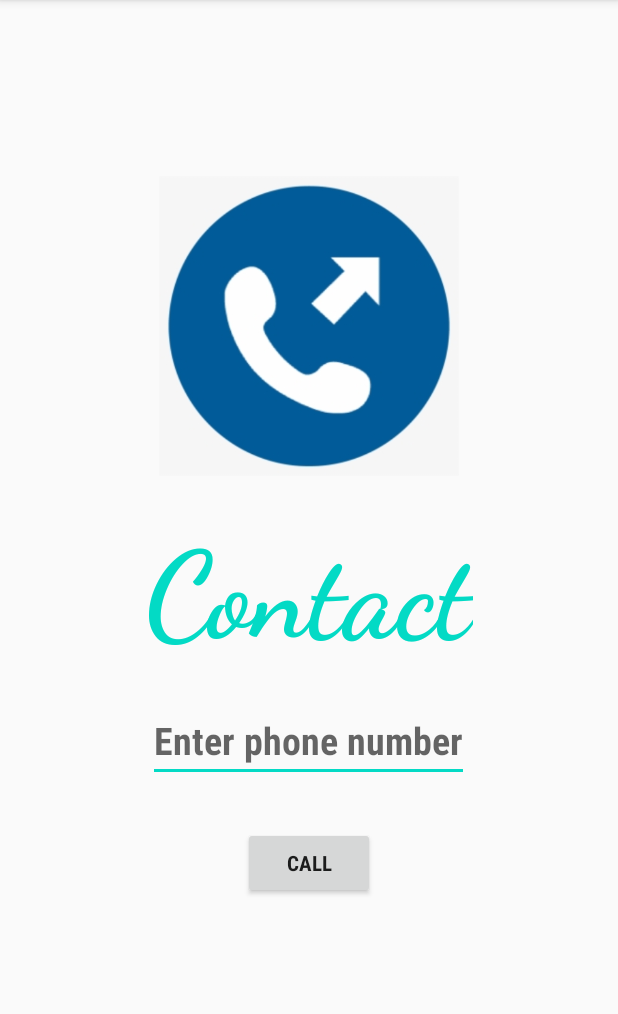
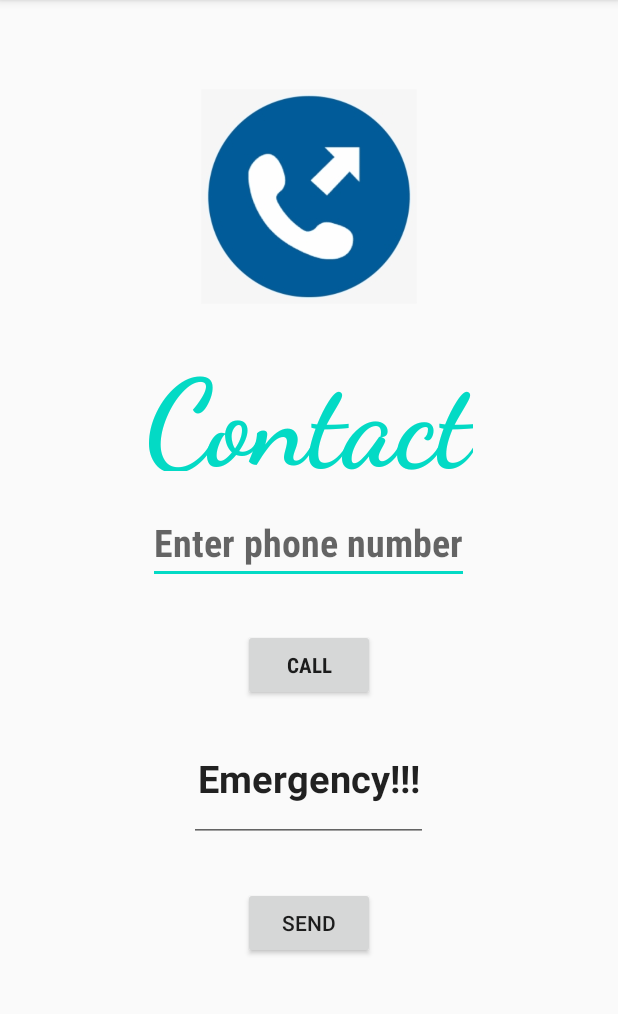
Before and after one commit to karthika251199/Aayush, an Android app: the SOS screen opened directly, with no data from a screen before it, on a phone screen of 412 x 824 dp, the part 84-1098 px from its top. Run offline under Robolectric (Android 15) with nearby library versions, the phone set to English and light mode, and no system bars; our stand-ins replace Firebase (no records; nobody signed in at launch, a user with empty details on screens opened directly).

Commit message:
msg sos commit

```diff
--- a/app/src/main/AndroidManifest.xml
+++ b/app/src/main/AndroidManifest.xml
@@ -8,6 +8,7 @@
     <uses-permission android:name="android.permission.WRITE_EXTERNAL_STORAGE" />
     <uses-permission android:name="android.permission.READ_EXTERNAL_STORAGE" />
     <uses-permission android:name="android.permission.CALL_PHONE" />
+    <uses-permission android:name="android.permission.SEND_SMS"/>
     <application
         android:allowBackup="true"
         android:icon="@mipmap/ic_launcher"
@@ -16,7 +17,7 @@
         android:supportsRtl="true"
         android:theme="@style/AppTheme">
         <activity android:name=".SOS"></activity>
-        <activity android:name=".EmergencyPhoneCall" />
+<!--        <activity android:name=".EmergencyPhoneCall" />-->
         <activity android:name=".Calendar" />
         <activity android:name=".Gridview" />
         <activity android:name=".Biometric" />
--- a/app/src/main/java/com/example/aaush/SOS.java
+++ b/app/src/main/java/com/example/aaush/SOS.java
@@ -10,7 +10,9 @@ import android.Manifest;
 import android.content.Intent;
 import android.content.pm.PackageManager;
 import android.net.Uri;
+import android.os.Build;
 import android.os.Bundle;
+import android.telephony.SmsManager;
 import android.view.View;
 import android.widget.Button;
 import android.widget.EditText;
@@ -25,10 +27,11 @@ import com.google.firebase.firestore.FirebaseFirestoreException;
 
 public class SOS extends AppCompatActivity {
     private static final int REQUEST_CALL=1;
-    private EditText mEditTextNumber;
+    private EditText mEditTextNumber,message;
     FirebaseFirestore fStore;
     FirebaseAuth fAuth;
     String userID;
+    private Button send;
 
 
     @Override
@@ -37,6 +40,8 @@ public class SOS extends AppCompatActivity {
         setContentView(R.layout.activity_s_o_s);
 
         mEditTextNumber = findViewById(R.id.phone);
+        message = findViewById(R.id.msg);
+        send = findViewById(R.id.bt_msg);
         Button bt_call = findViewById(R.id.bt_call);
 
         fAuth = FirebaseAuth.getInstance();
@@ -58,6 +63,20 @@ public class SOS extends AppCompatActivity {
             @Override
             public void onClick(View view) {
                 makePhoneCall();
+            }
+        });
+        send.setOnClickListener(new View.OnClickListener() {
+            @Override
+            public void onClick(View v) {
+
+                if(Build.VERSION.SDK_INT >= Build.VERSION_CODES.M) {
+
+                    if (checkSelfPermission(Manifest.permission.SEND_SMS) == PackageManager.PERMISSION_GRANTED) {
+                        sendSMS();
+                    }else {
+                        requestPermissions(new String[] {Manifest.permission.SEND_SMS},1);
+                    }
+                }
             }
         });
 
@@ -92,4 +111,21 @@ public class SOS extends AppCompatActivity {
             }
         }
     }
+
+    private void sendSMS () {
+        String phoneNo = mEditTextNumber.getText().toString().trim();
+        String sms = message.getText().toString().trim();
+
+        try {
+            SmsManager smsManager=SmsManager.getDefault();
+            smsManager.sendTextMessage(phoneNo,null, sms,null,null);
+            Toast.makeText(this, "Message is sent",Toast.LENGTH_SHORT).show();
+        } catch (Exception e)
+        {
+            e.printStackTrace();
+            Toast.makeText(this, "Faied to send msg",Toast.LENGTH_SHORT).show();
+        }
+
+
+    }
 }
--- a/app/src/main/res/layout/activity_calendar.xml
+++ b/app/src/main/res/layout/activity_calendar.xml
@@ -31,7 +31,7 @@
         android:layout_height="wrap_content"
         android:layout_marginTop="30dp"
         android:ems="10"
-        android:text="Doctor's Name:"
+        android:hint="Doctor's Name:"
         android:fontFamily="sans-serif-condensed-medium"
         android:inputType="text"/>
 
@@ -41,7 +41,7 @@
         android:layout_height="wrap_content"
         android:layout_marginTop="10dp"
         android:ems="10"
-        android:text="Description:"
+        android:hint="Description:"
         android:fontFamily="sans-serif-condensed-medium"
         android:inputType="text" />
 
--- a/app/src/main/res/layout/activity_s_o_s.xml
+++ b/app/src/main/res/layout/activity_s_o_s.xml
@@ -10,44 +10,63 @@
     tools:context=".SOS">
 
     <ImageView
-        android:layout_width="200dp"
-        android:layout_height="200dp"
-        android:src="@drawable/contac"
-        android:layout_marginBottom="180dp"/>
+        android:layout_width="168dp"
+        android:layout_height="143dp"
+        android:layout_marginBottom="180dp"
+        android:src="@drawable/contac" />
 
     <TextView
         android:layout_width="wrap_content"
-        android:layout_height="wrap_content"
+        android:layout_height="81dp"
+        android:layout_marginTop="-150dp"
+        android:fontFamily="cursive"
         android:text="Contact"
-        android:textStyle="bold"
-        android:fontFamily="cursive"
-        android:layout_marginTop="-150dp"
+        android:textColor="@color/colorAccent"
         android:textSize="80dp"
-        android:textColor="@color/colorAccent"/>
+        android:textStyle="bold" />
 
     <EditText
+        android:id="@+id/phone"
         android:layout_width="wrap_content"
         android:layout_height="wrap_content"
-        android:id="@+id/phone"
-        android:hint="Enter phone number"
-        android:maxLength="10"
-        android:inputType="phone"
+        android:layout_gravity="center"
         android:layout_marginTop="20dp"
-        android:textStyle="bold"
-        android:layout_gravity="center"
-        android:textSize="25dp"
         android:layout_marginBottom="20dp"
         android:fontFamily="sans-serif-condensed-medium"
-        />
+        android:hint="Enter phone number"
+        android:inputType="phone"
+        android:maxLength="10"
+        android:textSize="25dp"
+        android:textStyle="bold" />
 
     <Button
+        android:id="@+id/bt_call"
         android:layout_width="wrap_content"
         android:layout_height="wrap_content"
-        android:id="@+id/bt_call"
         android:layout_marginTop="10dp"
+        android:fontFamily="sans-serif-condensed-medium"
         android:text="call"
-        android:textStyle="bold"
-        android:fontFamily="sans-serif-condensed-medium"/>
+        android:textStyle="bold" />
+
+    <EditText
+        android:id="@+id/msg"
+        android:layout_width="159dp"
+        android:layout_height="84dp"
+        android:layout_gravity="center"
+        android:layout_marginTop="10dp"
+        android:layout_marginBottom="10dp"
+        android:gravity="center"
+        android:textSize="25dp"
+        android:text="Emergency!!!"
+        android:textStyle="bold"/>
+
+
+    <Button
+        android:id="@+id/bt_msg"
+        android:layout_width="wrap_content"
+        android:layout_height="wrap_content"
+        android:layout_marginTop="20dp"
+        android:text="Send" />
 
 
 </LinearLayout>
```
